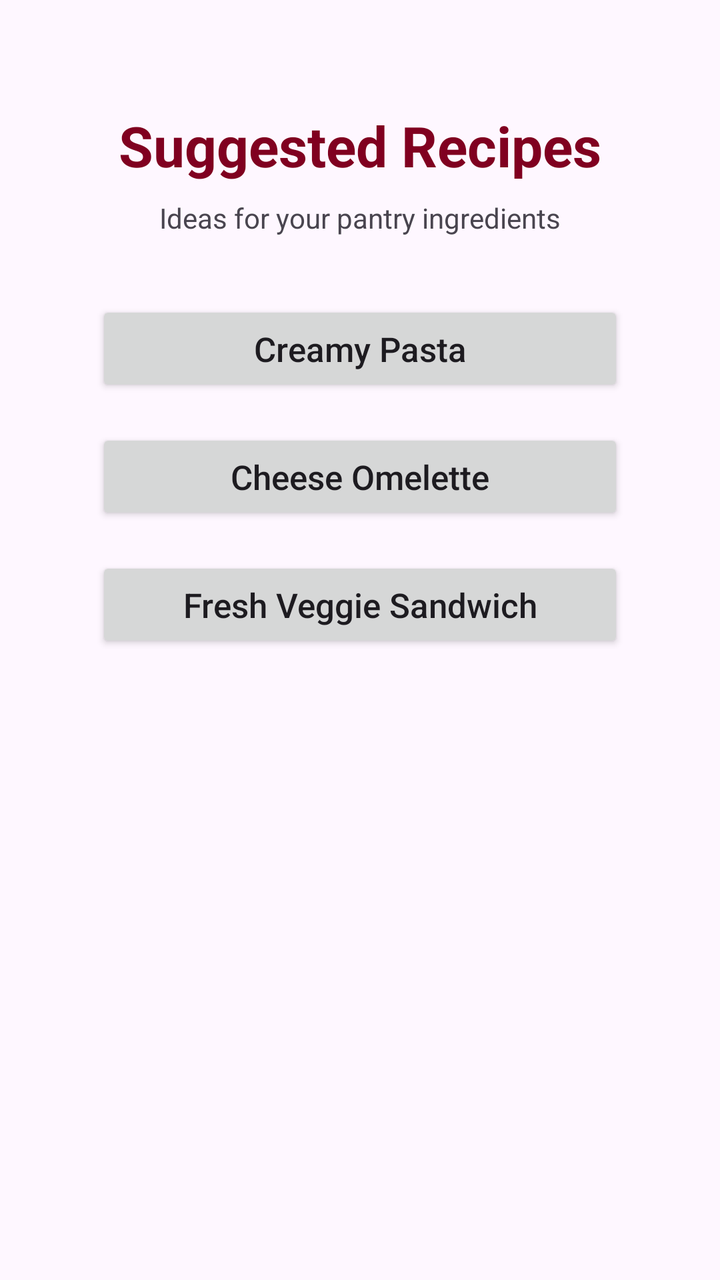
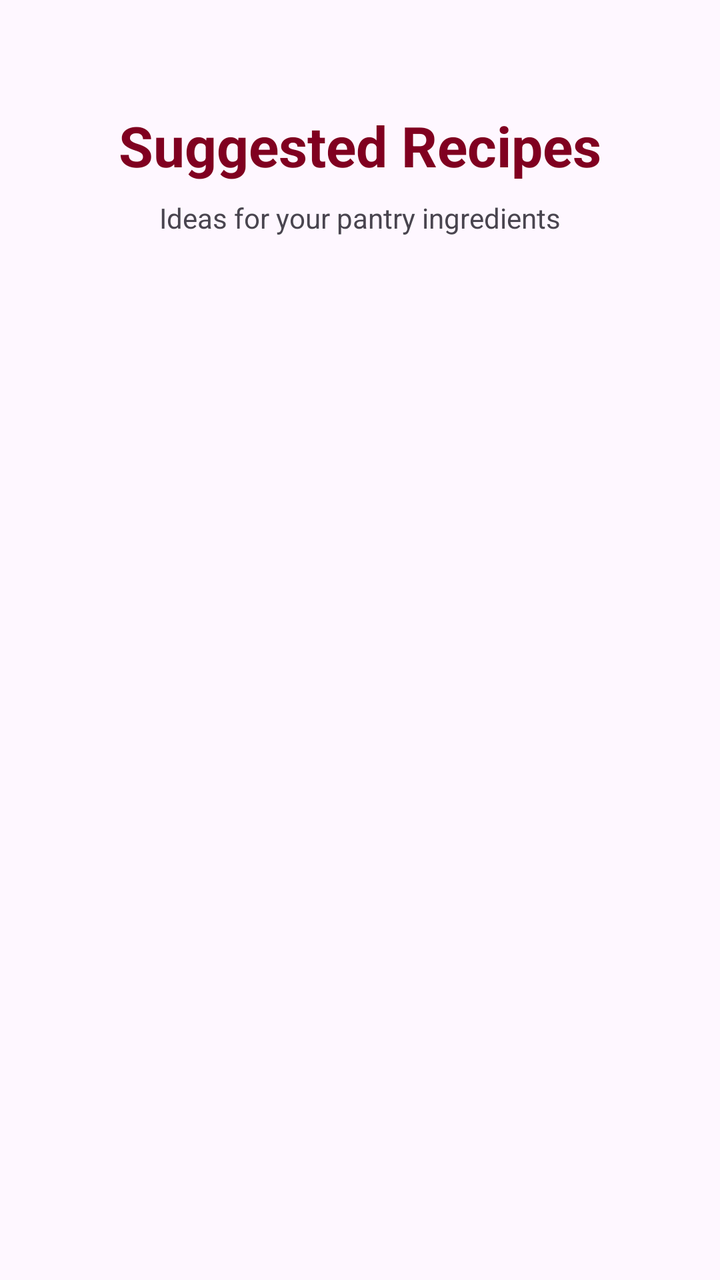

Compare the two renders of this Android layout. The source of the first and the diff that turns it into the second are given below.
<!-- AndroidManifest.xml: application theme Theme.SmartPantryManager -->
<!-- res/layout/activity_suggested_recipes.xml -->
<?xml version="1.0" encoding="utf-8"?>
<androidx.constraintlayout.widget.ConstraintLayout
    xmlns:android="http://schemas.android.com/apk/res/android"
    xmlns:app="http://schemas.android.com/apk/res-auto"
    android:id="@+id/main"
    android:layout_width="match_parent"
    android:layout_height="match_parent"
    android:padding="24dp">

    <TextView
        android:id="@+id/recipeTitle"
        android:layout_width="wrap_content"
        android:layout_height="wrap_content"
        android:text="Suggested Recipes"
        android:textSize="28sp"
        android:textStyle="bold"
        android:textColor="#800020"
        android:layout_marginTop="30dp"
        app:layout_constraintTop_toTopOf="parent"
        app:layout_constraintStart_toStartOf="parent"
        app:layout_constraintEnd_toEndOf="parent" />

    <TextView
        android:id="@+id/recipeSubtitle"
        android:layout_width="wrap_content"
        android:layout_height="wrap_content"
        android:text="Ideas for your pantry ingredients"
        android:textSize="14sp"
        android:layout_marginTop="8dp"
        app:layout_constraintTop_toBottomOf="@id/recipeTitle"
        app:layout_constraintStart_toStartOf="parent"
        app:layout_constraintEnd_toEndOf="parent" />

    <Button
        android:id="@+id/pastaRecipeButton"
        android:layout_width="0dp"
        android:layout_height="wrap_content"
        android:text="Creamy Pasta"
        android:textAllCaps="false"
        android:textSize="17sp"
        android:layout_marginTop="32dp"
        android:layout_marginStart="24dp"
        android:layout_marginEnd="24dp"
        app:layout_constraintTop_toBottomOf="@id/recipeSubtitle"
        app:layout_constraintStart_toStartOf="parent"
        app:layout_constraintEnd_toEndOf="parent" />

    <Button
        android:id="@+id/omeletteRecipeButton"
        android:layout_width="0dp"
        android:layout_height="wrap_content"
        android:text="Cheese Omelette"
        android:textAllCaps="false"
        android:textSize="17sp"
        android:layout_marginTop="16dp"
        android:layout_marginStart="24dp"
        android:layout_marginEnd="24dp"
        app:layout_constraintTop_toBottomOf="@id/pastaRecipeButton"
        app:layout_constraintStart_toStartOf="parent"
        app:layout_constraintEnd_toEndOf="parent" />

    <Button
        android:id="@+id/sandwichRecipeButton"
        android:layout_width="0dp"
        android:layout_height="wrap_content"
        android:text="Fresh Veggie Sandwich"
        android:textAllCaps="false"
        android:textSize="17sp"
        android:layout_marginTop="16dp"
        android:layout_marginStart="24dp"
        android:layout_marginEnd="24dp"
        app:layout_constraintTop_toBottomOf="@id/omeletteRecipeButton"
        app:layout_constraintStart_toStartOf="parent"
        app:layout_constraintEnd_toEndOf="parent" />

</androidx.constraintlayout.widget.ConstraintLayout>
<!-- resources referenced by this layout -->
<resources>
  <style name="Theme.SmartPantryManager" parent="Base.Theme.SmartPantryManager" />
  <style name="Base.Theme.SmartPantryManager" parent="Theme.Material3.DayNight.NoActionBar">
          
          
      </style>
</resources>

<!-- the commit's change to res/layout/activity_suggested_recipes.xml (unified diff, before → after) -->
@@ -31,45 +31,16 @@
         app:layout_constraintStart_toStartOf="parent"
         app:layout_constraintEnd_toEndOf="parent" />
 
-    <Button
-        android:id="@+id/pastaRecipeButton"
+    <ListView
+        android:id="@+id/recipeListView"
         android:layout_width="0dp"
-        android:layout_height="wrap_content"
-        android:text="Creamy Pasta"
-        android:textAllCaps="false"
-        android:textSize="17sp"
-        android:layout_marginTop="32dp"
-        android:layout_marginStart="24dp"
-        android:layout_marginEnd="24dp"
+        android:layout_height="0dp"
+        android:layout_marginTop="24dp"
+        android:clipToPadding="false"
+        android:paddingBottom="24dp"
+        android:scrollbars="vertical"
         app:layout_constraintTop_toBottomOf="@id/recipeSubtitle"
-        app:layout_constraintStart_toStartOf="parent"
-        app:layout_constraintEnd_toEndOf="parent" />
-
-    <Button
-        android:id="@+id/omeletteRecipeButton"
-        android:layout_width="0dp"
-        android:layout_height="wrap_content"
-        android:text="Cheese Omelette"
-        android:textAllCaps="false"
-        android:textSize="17sp"
-        android:layout_marginTop="16dp"
-        android:layout_marginStart="24dp"
-        android:layout_marginEnd="24dp"
-        app:layout_constraintTop_toBottomOf="@id/pastaRecipeButton"
-        app:layout_constraintStart_toStartOf="parent"
-        app:layout_constraintEnd_toEndOf="parent" />
-
-    <Button
-        android:id="@+id/sandwichRecipeButton"
-        android:layout_width="0dp"
-        android:layout_height="wrap_content"
-        android:text="Fresh Veggie Sandwich"
-        android:textAllCaps="false"
-        android:textSize="17sp"
-        android:layout_marginTop="16dp"
-        android:layout_marginStart="24dp"
-        android:layout_marginEnd="24dp"
-        app:layout_constraintTop_toBottomOf="@id/omeletteRecipeButton"
+        app:layout_constraintBottom_toBottomOf="parent"
         app:layout_constraintStart_toStartOf="parent"
         app:layout_constraintEnd_toEndOf="parent" />
 
